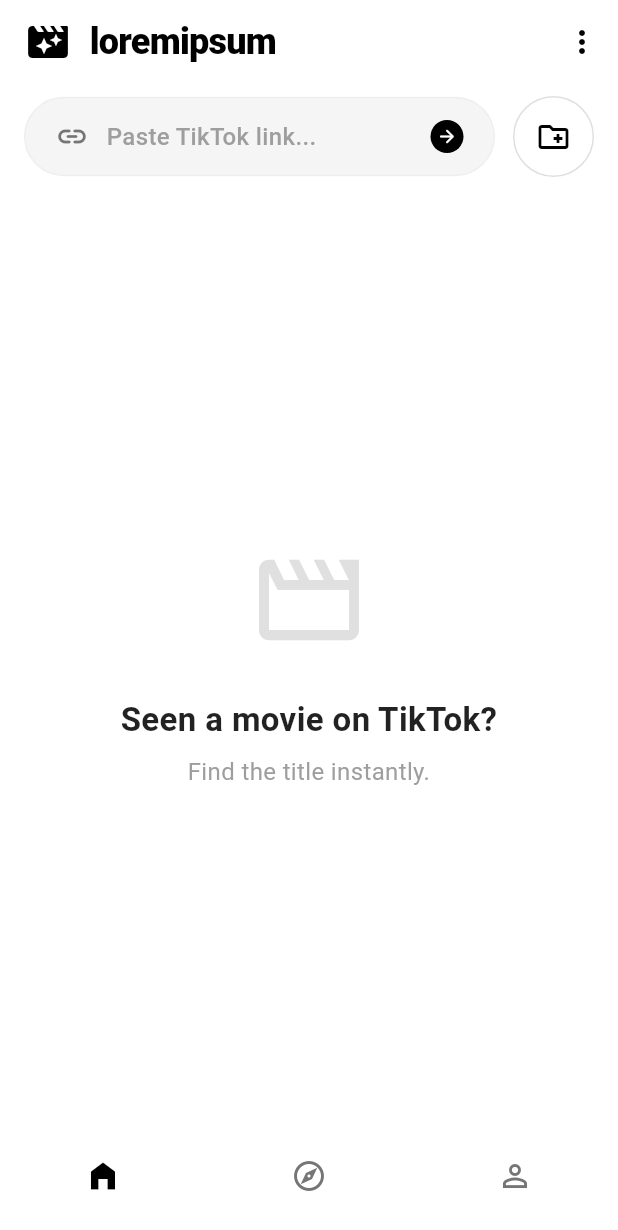
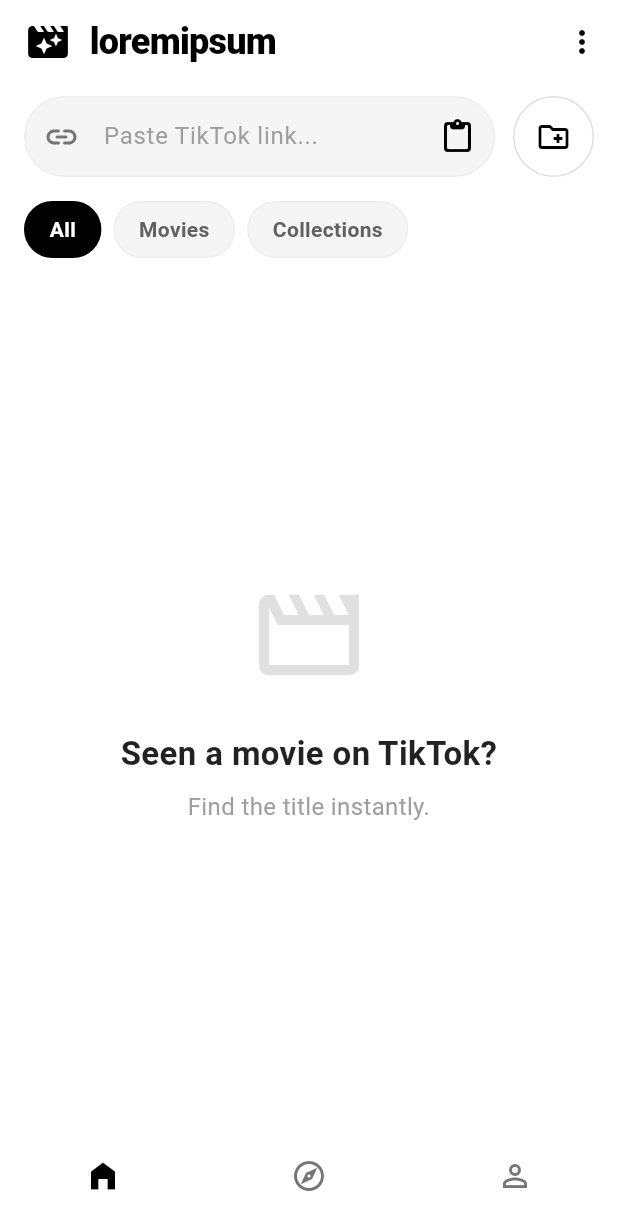
Before and after one commit to jaanque/appdecinejan, a Flutter app: the screen it shows after launch, on a phone screen of 412 x 824 dp. Shown: the top 1230 px of the screen. Run offline on Flutter 3.47's test engine with Material 3 defaults, Android fonts, the phone set to English and light mode, and no system bars; our stand-ins replace flutter_dotenv, shared_preferences, supabase_flutter; accounts and stored records are empty; network calls fail.

Commit message:
Refactor Home Screen with inline search, smart paste, and filter chips

```diff
--- a/lib/screens/home_screen.dart
+++ b/lib/screens/home_screen.dart
@@ -1,6 +1,7 @@
 import 'dart:convert';
 import 'dart:io';
 import 'package:flutter/material.dart';
+import 'package:flutter/services.dart';
 import 'package:flutter_dotenv/flutter_dotenv.dart';
 import 'package:shared_preferences/shared_preferences.dart';
 import 'package:supabase_flutter/supabase_flutter.dart';
@@ -32,6 +33,7 @@ class _HomeScreenState extends State<HomeScreen> {
   List<Movie> _searchHistory = [];
   List<Collection> _collections = [];
   List<dynamic> _gridItems = []; // Unified list
+  String _currentFilter = 'All'; // 'All', 'Movies', 'Collections'
 
   // Selection Mode State
   bool _isSelectionMode = false;
@@ -52,6 +54,16 @@ class _HomeScreenState extends State<HomeScreen> {
     Supabase.instance.client.auth.onAuthStateChange.listen((data) {
        _refreshData();
     });
+    // Listen to controller to update UI (suffix icon)
+    _controller.addListener(() {
+      setState(() {});
+    });
+  }
+
+  @override
+  void dispose() {
+    _controller.dispose();
+    super.dispose();
   }
 
   Future<void> _refreshData() async {
@@ -62,10 +74,26 @@ class _HomeScreenState extends State<HomeScreen> {
       setState(() {
         _searchHistory = movies;
         _collections = collections;
-        // Unified grid: Collections first, then Movies
-        _gridItems = [..._collections, ..._searchHistory];
+        _applyFilter();
       });
     }
+  }
+
+  void _applyFilter() {
+    if (_currentFilter == 'Movies') {
+      _gridItems = [..._searchHistory];
+    } else if (_currentFilter == 'Collections') {
+      _gridItems = [..._collections];
+    } else {
+      _gridItems = [..._collections, ..._searchHistory];
+    }
+  }
+
+  void _setFilter(String filter) {
+    setState(() {
+      _currentFilter = filter;
+      _applyFilter();
+    });
   }
 
   Future<List<Collection>> _fetchCollections() async {
@@ -111,7 +139,7 @@ class _HomeScreenState extends State<HomeScreen> {
       setState(() {
         _searchHistory.removeWhere((m) => m.title == newMovie.title);
         _searchHistory.insert(0, newMovie);
-        _gridItems = [..._collections, ..._searchHistory];
+        _applyFilter();
       });
 
       final prefs = await SharedPreferences.getInstance();
@@ -137,7 +165,7 @@ class _HomeScreenState extends State<HomeScreen> {
     } else {
       setState(() {
         _searchHistory.removeWhere((m) => m.title == movie.title);
-        _gridItems = [..._collections, ..._searchHistory];
+        _applyFilter();
       });
       final prefs = await SharedPreferences.getInstance();
       final String historyJson = jsonEncode(_searchHistory.map((m) => m.toJson()).toList());
@@ -295,6 +323,9 @@ class _HomeScreenState extends State<HomeScreen> {
     final url = _controller.text.trim();
     if (url.isEmpty) return;
 
+    // Dismiss keyboard
+    FocusScope.of(context).unfocus();
+
     setState(() {
       _isLoading = true;
       _result = '';
@@ -382,6 +413,7 @@ Analyze the following JSON metadata from a TikTok video: $jsonString. Your goal
       setState(() {
         _result = movieName;
         _posterUrl = posterPath;
+        _controller.clear(); // Clear input on success
       });
 
     } catch (e) {
@@ -397,60 +429,17 @@ Analyze the following JSON metadata from a TikTok video: $jsonString. Your goal
     }
   }
 
-
-  void _showInputDialog() {
-    showModalBottomSheet(
-      context: context,
-      backgroundColor: Colors.white,
-      isScrollControlled: true,
-      shape: const RoundedRectangleBorder(
-        borderRadius: BorderRadius.vertical(top: Radius.circular(20)),
-      ),
-      builder: (context) {
-        return Padding(
-          padding: EdgeInsets.only(
-            bottom: MediaQuery.of(context).viewInsets.bottom,
-            left: 16,
-            right: 16,
-            top: 16,
-          ),
-          child: Column(
-            mainAxisSize: MainAxisSize.min,
-            children: [
-              Row(
-                children: [
-                  Expanded(
-                    child: TextField(
-                      controller: _controller,
-                      autofocus: true,
-                      style: const TextStyle(color: Colors.black87),
-                      decoration: InputDecoration(
-                        hintText: 'Paste TikTok link...',
-                        hintStyle: TextStyle(color: Colors.grey[400]),
-                        border: InputBorder.none,
-                        contentPadding: const EdgeInsets.symmetric(horizontal: 0, vertical: 14),
-                      ),
-                      onSubmitted: (_) {
-                        Navigator.of(context).pop();
+  void _handleSmartPasteOrSubmit() async {
+    if (_controller.text.isEmpty) {
+      final data = await Clipboard.getData(Clipboard.kTextPlain);
+      if (data?.text != null) {
+        setState(() {
+          _controller.text = data!.text!;
+        });
+      }
+    } else {
       _processUrl();
-                      },
-                    ),
-                  ),
-                  IconButton(
-                    onPressed: () {
-                      Navigator.of(context).pop();
-                      _processUrl();
-                    },
-                    icon: const Icon(Icons.arrow_forward_rounded, color: Colors.black),
-                  ),
-                ],
-              ),
-              const SizedBox(height: 16),
-            ],
-          ),
-        );
-      },
-    );
+    }
   }
 
   @override
@@ -532,52 +521,44 @@ Analyze the following JSON metadata from a TikTok video: $jsonString. Your goal
                       ),
                   ],
                 ),
-                // 2. Action Menu (New "Intuitive" Layout)
+                // 2. Action Menu (Inline Search + New Filter Chips)
                 SliverToBoxAdapter(
                   child: Padding(
-                    padding: const EdgeInsets.fromLTRB(16, 8, 16, 24),
-                    child: Row(
+                    padding: const EdgeInsets.fromLTRB(16, 8, 16, 16),
+                    child: Column(
+                      crossAxisAlignment: CrossAxisAlignment.stretch,
                       children: [
-                        // Expanded Search Bar Trigger
+                        Row(
+                          children: [
                             Expanded(
-                          child: InkWell(
-                            onTap: _showInputDialog,
-                            borderRadius: BorderRadius.circular(30),
                               child: Container(
-                              padding: const EdgeInsets.symmetric(vertical: 14, horizontal: 20),
                                 decoration: BoxDecoration(
                                   color: Colors.grey.shade100,
                                   borderRadius: BorderRadius.circular(30),
                                   border: Border.all(color: Colors.grey.shade200),
                                 ),
-                              child: Row(
-                                children: [
-                                  Icon(Icons.link_rounded, color: Colors.grey.shade600, size: 22),
-                                  const SizedBox(width: 12),
-                                  Text(
-                                    "Paste TikTok link...",
-                                    style: TextStyle(
-                                      fontSize: 16,
-                                      color: Colors.grey.shade500,
-                                      fontWeight: FontWeight.w500,
+                                child: TextField(
+                                  controller: _controller,
+                                  style: const TextStyle(fontSize: 16),
+                                  decoration: InputDecoration(
+                                    hintText: "Paste TikTok link...",
+                                    hintStyle: TextStyle(color: Colors.grey.shade500),
+                                    border: InputBorder.none,
+                                    contentPadding: const EdgeInsets.symmetric(horizontal: 20, vertical: 14),
+                                    prefixIcon: Icon(Icons.link_rounded, color: Colors.grey.shade600),
+                                    suffixIcon: IconButton(
+                                      icon: Icon(
+                                        _controller.text.isEmpty ? Icons.paste_rounded : Icons.arrow_forward_rounded,
+                                        color: Colors.black,
+                                      ),
+                                      onPressed: _handleSmartPasteOrSubmit,
                                     ),
                                   ),
-                                  const Spacer(),
-                                  Container(
-                                    padding: const EdgeInsets.all(4),
-                                    decoration: const BoxDecoration(
-                                      color: Colors.black,
-                                      shape: BoxShape.circle,
-                                    ),
-                                    child: const Icon(Icons.arrow_forward_rounded, color: Colors.white, size: 14),
-                                  ),
-                                ],
-                              ),
+                                  onSubmitted: (_) => _processUrl(),
                                 ),
                               ),
                             ),
                             const SizedBox(width: 12),
-                        // New Collection Button (Icon only)
                             InkWell(
                               onTap: _showCollectionDialog,
                               borderRadius: BorderRadius.circular(30),
@@ -597,23 +578,23 @@ Analyze the following JSON metadata from a TikTok video: $jsonString. Your goal
                             ),
                           ],
                         ),
+                        const SizedBox(height: 16),
+                        // Filter Chips
+                        Row(
+                          children: [
+                            _buildFilterChip('All'),
+                            const SizedBox(width: 8),
+                            _buildFilterChip('Movies'),
+                            const SizedBox(width: 8),
+                            _buildFilterChip('Collections'),
+                          ],
+                        ),
+                      ],
+                    ),
                   ),
                 ),
                 // 3. Content (Unified Grid)
                 if (_gridItems.isNotEmpty) ...[
-                  const SliverToBoxAdapter(
-                    child: Padding(
-                      padding: EdgeInsets.symmetric(horizontal: 16, vertical: 8),
-                      child: Text(
-                        "Library",
-                        style: TextStyle(
-                          fontSize: 18,
-                          fontWeight: FontWeight.bold,
-                          color: Colors.black87,
-                        ),
-                      ),
-                    ),
-                  ),
                   SliverPadding(
                     padding: const EdgeInsets.only(left: 16, right: 16, bottom: 16),
                     sliver: SliverGrid(
@@ -745,4 +726,31 @@ Analyze the following JSON metadata from a TikTok video: $jsonString. Your goal
       ),
     );
   }
+
+  Widget _buildFilterChip(String label) {
+    final bool isSelected = _currentFilter == label;
+    return InkWell(
+      onTap: () => _setFilter(label),
+      borderRadius: BorderRadius.circular(20),
+      child: AnimatedContainer(
+        duration: const Duration(milliseconds: 200),
+        padding: const EdgeInsets.symmetric(horizontal: 16, vertical: 8),
+        decoration: BoxDecoration(
+          color: isSelected ? Colors.black : Colors.grey.shade100,
+          borderRadius: BorderRadius.circular(20),
+          border: Border.all(
+            color: isSelected ? Colors.black : Colors.grey.shade200,
+          ),
+        ),
+        child: Text(
+          label,
+          style: TextStyle(
+            fontSize: 14,
+            fontWeight: FontWeight.w600,
+            color: isSelected ? Colors.white : Colors.grey.shade700,
+          ),
+        ),
+      ),
+    );
   }
+}
```
Lines whose indentation alone changed are shown as unchanged.
